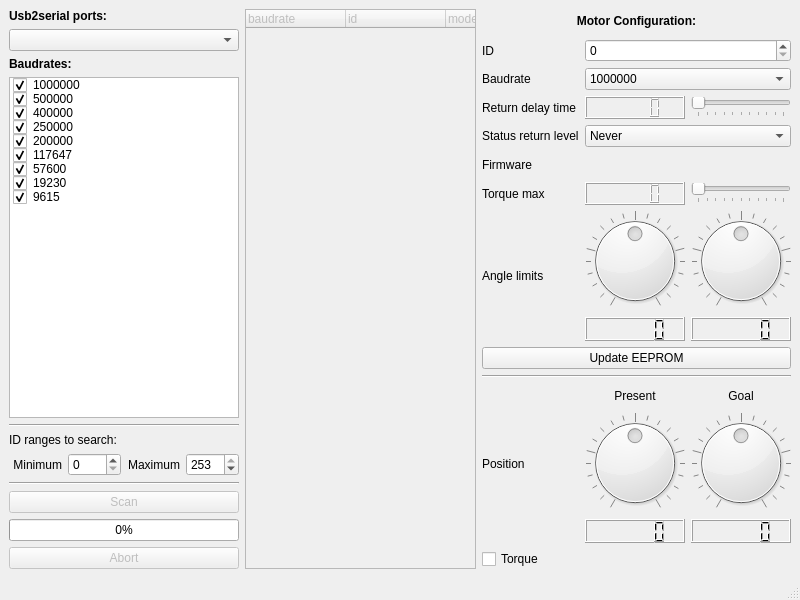
This is pypot/tools/herborist/herborist.ui in poppy-project/pypot as Qt 5 draws it before an edit. The edited form follows.
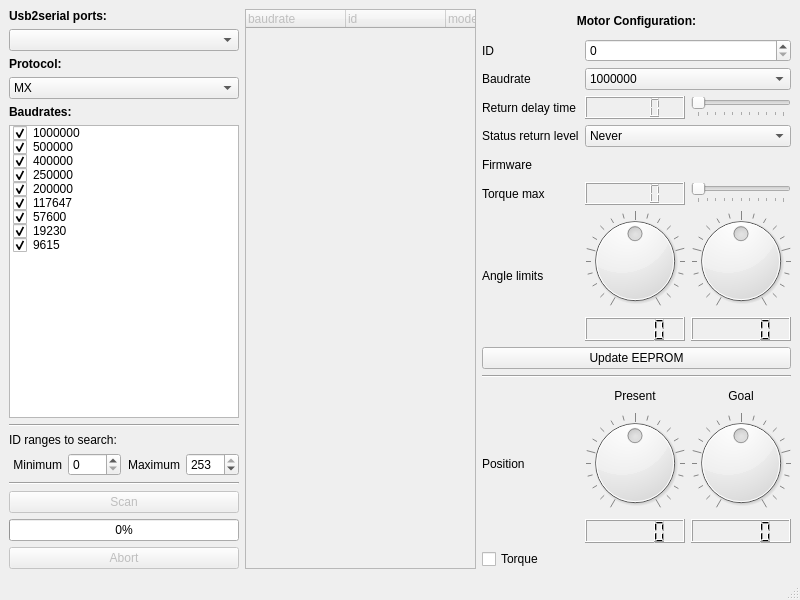
This is the edited form.

Commit message: Added checkbox to change protocol (MX or XL)

Patch:
```diff
--- a/pypot/tools/herborist/herborist.ui
+++ b/pypot/tools/herborist/herborist.ui
@@ -53,6 +53,33 @@
         <item>
          <widget class="QComboBox" name="port_box"/>
         </item>
+        <item>
+         <widget class="QLabel" name="label">
+          <property name="font">
+           <font>
+            <weight>75</weight>
+            <bold>true</bold>
+           </font>
+          </property>
+          <property name="text">
+           <string>Protocol:</string>
+          </property>
+         </widget>
+        </item>
+        <item>
+         <widget class="QComboBox" name="protocol_box">
+         <item>
+              <property name="text">
+               <string>MX</string>
+              </property>
+             </item>
+             <item>
+              <property name="text">
+               <string>XL</string>
+              </property>
+             </item>
+             </widget>
+        </item>
         <item>
          <widget class="QLabel" name="label_2">
           <property name="font">
```
The commit also changes 1 other file.
